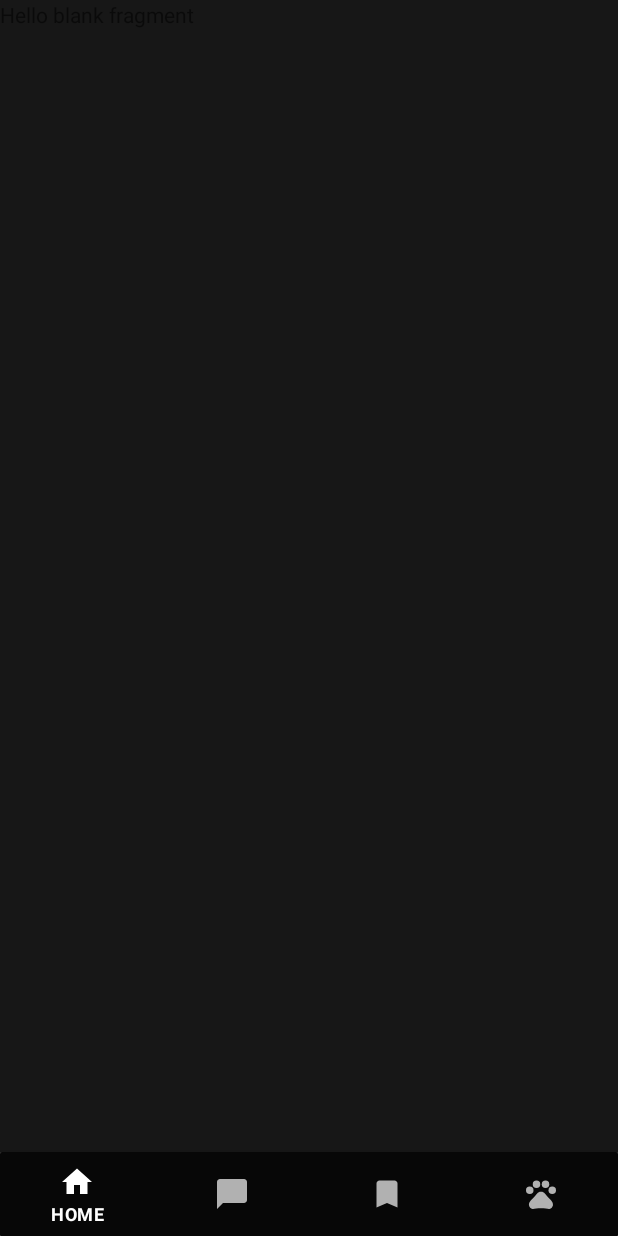
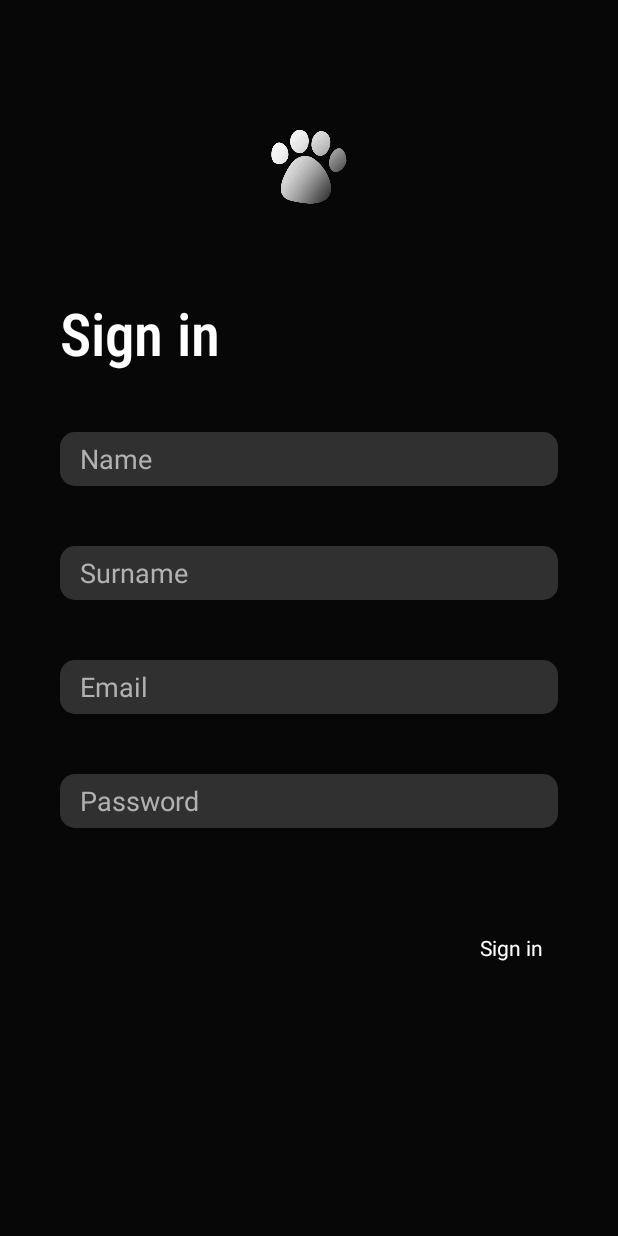
Before and after one commit to MuhammetEmirErkut/PetNet, an Android app: the screen it shows after launch (MainActivity), on a phone screen of 412 x 824 dp. Run offline under Robolectric (Android 15) with nearby library versions, the light colour scheme and no system bars; our stand-ins replace Firebase (no records; nobody signed in at launch, a user with empty details on screens opened directly).

Commit message:
Login, Signin screen added (Firestore bug)

```diff
--- /dev/null
+++ b/app/src/main/java/com/muham/petv01/Accounts/FragmentAccountAdapter.kt
@@ -0,0 +1,22 @@
+package com.muham.petv01.Accounts
+
+import androidx.fragment.app.Fragment
+import androidx.fragment.app.FragmentManager
+import androidx.lifecycle.Lifecycle
+import androidx.viewpager2.adapter.FragmentStateAdapter
+
+class FragmentAccountAdapter (
+    fragmentManager: FragmentManager,
+    lifecycle: Lifecycle
+) : FragmentStateAdapter(fragmentManager, lifecycle){
+    override fun getItemCount(): Int {
+        return 2
+    }
+
+    override fun createFragment(position: Int): Fragment {
+        return if (position == 0)
+            SigninFragment()
+        else
+            LoginFragment()
+    }
+}
--- /dev/null
+++ b/app/src/main/java/com/muham/petv01/Accounts/SigninFragment.kt
@@ -0,0 +1,132 @@
+package com.muham.petv01.Accounts
+
+import android.content.Intent
+import android.os.Bundle
+import android.util.Log
+import androidx.fragment.app.Fragment
+import android.view.LayoutInflater
+import android.view.View
+import android.view.ViewGroup
+import android.widget.Button
+import android.widget.EditText
+import android.widget.TextView
+import androidx.viewpager2.widget.ViewPager2
+import com.google.firebase.FirebaseApp
+import com.google.firebase.auth.FirebaseAuth
+import com.google.firebase.firestore.ktx.firestore
+import com.google.firebase.ktx.Firebase
+import com.muham.petv01.MainActivity
+import com.muham.petv01.R
+
+// TODO: Rename parameter arguments, choose names that match
+// the fragment initialization parameters, e.g. ARG_ITEM_NUMBER
+private const val ARG_PARAM1 = "param1"
+private const val ARG_PARAM2 = "param2"
+
+/**
+ * A simple [Fragment] subclass.
+ * Use the [SigninFragment.newInstance] factory method to
+ * create an instance of this fragment.
+ */
+class SigninFragment : Fragment() {
+    // TODO: Rename and change types of parameters
+    private var param1: String? = null
+    private var param2: String? = null
+
+    private lateinit var nameEditText: EditText
+    private lateinit var surnameEditText: EditText
+    private lateinit var emailEditText: EditText
+    private lateinit var passwordEditText: EditText
+
+    private lateinit var auth: FirebaseAuth
+
+    private val TAG = "SigninFragment"
+
+    override fun onCreate(savedInstanceState: Bundle?) {
+        super.onCreate(savedInstanceState)
+        arguments?.let {
+            param1 = it.getString(ARG_PARAM1)
+            param2 = it.getString(ARG_PARAM2)
+        }
+    }
+
+    override fun onCreateView(
+        inflater: LayoutInflater, container: ViewGroup?,
+        savedInstanceState: Bundle?
+    ): View? {
+        val view = inflater.inflate(R.layout.fragment_signin, container, false)
+
+
+        nameEditText = view.findViewById(R.id.signinNameEditText)
+        surnameEditText = view.findViewById(R.id.signinSurnameEditText)
+        emailEditText = view.findViewById(R.id.signinEmailEditText)
+        passwordEditText = view.findViewById(R.id.signinPasswordEditText)
+
+        val signin = view.findViewById<TextView>(R.id.signinToLoginTextView)
+        signin.setOnClickListener {
+            val name = nameEditText.text.toString()
+            val surname = surnameEditText.text.toString()
+            val email = emailEditText.text.toString()
+            val password = passwordEditText.text.toString()
+
+            // Firebase Authentication işlemleri
+            auth = FirebaseAuth.getInstance()
+
+            auth.createUserWithEmailAndPassword(email, password)
+                .addOnCompleteListener { task ->
+                    if (task.isSuccessful) {
+                        Log.d(TAG, "createUserWithEmail:success")
+                        val user = auth.currentUser
+
+                        // Firestore veri ekleme
+                        val db = Firebase.firestore
+                        val person = hashMapOf(
+                            "firstName" to name,
+                            "lastName" to surname,
+                            "email" to email,
+                            "password" to password
+                        )
+
+                        db.collection("Persons")
+                            .add(person)
+                            .addOnSuccessListener { documentReference ->
+                                Log.d(TAG, "DocumentSnapshot added with ID: ${documentReference.id}")
+
+                                val intent = Intent(requireContext(), MainActivity::class.java)
+                                startActivity(intent)
+                            }
+                            .addOnFailureListener { e ->
+                                Log.w(TAG, "Error adding document", e)
+                            }
+                    } else {
+                        Log.w(TAG, "createUserWithEmail:failure", task.exception)
+                    }
+                }
+            val viewPager = activity?.findViewById<ViewPager2>(R.id.signinViewPager)
+            viewPager?.currentItem = 1
+        }
+
+        return view
+    }
+
+
+    companion object {
+        /**
+         * Use this factory method to create a new instance of
+         * this fragment using the provided parameters.
+         *
+         * @param param1 Parameter 1.
+         * @param param2 Parameter 2.
+         * @return A new instance of fragment SigninFragment.
+         */
+        // TODO: Rename and change types and number of parameters
+        @JvmStatic
+        fun newInstance(param1: String, param2: String) =
+            SigninFragment().apply {
+                arguments = Bundle().apply {
+                    putString(ARG_PARAM1, param1)
+                    putString(ARG_PARAM2, param2)
+                }
+            }
+    }
+}
--- /dev/null
+++ b/app/src/main/java/com/muham/petv01/Inheritance/ItemForPost.kt
@@ -0,0 +1,4 @@
+package com.muham.petv01.Inheritance
+
+data class ItemForPost (val userPhoto: String, val userName: String, val time: String, val title: String, val content: String){
+}
--- a/app/src/main/java/com/muham/petv01/MainActivity.kt
+++ b/app/src/main/java/com/muham/petv01/MainActivity.kt
@@ -4,6 +4,8 @@ import androidx.appcompat.app.AppCompatActivity
 import android.os.Bundle
 import androidx.viewpager2.widget.ViewPager2
 import com.google.android.material.bottomnavigation.BottomNavigationView
+import com.google.firebase.auth.FirebaseAuth
+import com.muham.petv01.Accounts.FragmentAccountAdapter
 import com.muham.petv01.Adapters.FragmentPageAdapter
 
 class MainActivity : AppCompatActivity() {
@@ -14,10 +16,32 @@ class MainActivity : AppCompatActivity() {
     private lateinit var mainViewPager2: ViewPager2
     private lateinit var fragmentPageAdapter: FragmentPageAdapter
 
+    private lateinit var signinViewPager2 : ViewPager2
+    private lateinit var signinadapter : FragmentAccountAdapter
+
+    private lateinit var auth: FirebaseAuth
+
 
     override fun onCreate(savedInstanceState: Bundle?) {
         super.onCreate(savedInstanceState)
         setContentView(R.layout.activity_main)
+
+        checkUserLoggedIn()
+    }
+
+    private fun checkUserLoggedIn() {
+
+        auth = FirebaseAuth.getInstance()
+        // Mevcut kullanıcıyı al
+        val currentUser = auth.currentUser
+
+        // Kullanıcı mevcutsa ve oturum açıksa true döndür
+        val isLoggedIn = currentUser != null
+
+        // Sonuçları kontrol et
+        if (isLoggedIn) {
+            setContentView(R.layout.activity_main)
+
 
             bottomNavigationView = findViewById(R.id.mainBottomNav)
             mainViewPager2 = findViewById(R.id.pagerMain)
@@ -46,5 +70,15 @@ class MainActivity : AppCompatActivity() {
                     }
                 }
             })
+        } else {
+            setContentView(R.layout.signin_screen)
+
+            signinViewPager2 = findViewById(R.id.signinViewPager)
+            signinadapter = FragmentAccountAdapter(supportFragmentManager, lifecycle)
+
+            signinViewPager2.adapter = signinadapter
+
         }
     }
+
+}
--- /dev/null
+++ b/app/src/main/res/drawable/accountplaintext_background.xml
@@ -0,0 +1,16 @@
+<?xml version="1.0" encoding="utf-8"?>
+<layer-list xmlns:android="http://schemas.android.com/apk/res/android">
+    <item>
+        <shape android:shape="rectangle">
+            <solid android:color="#6A6A6A"></solid>
+            <corners android:radius="20dp"/>
+        </shape>
+    </item>
+    <item>
+        <shape android:shape="rectangle">
+            <solid android:color="@color/backgroundsoft_color"></solid>
+            <corners android:radius="10dp"></corners>
+        </shape>
+
+    </item>
+</layer-list>
--- /dev/null
+++ b/app/src/main/res/drawable/baseline_west_24.xml
@@ -0,0 +1,5 @@
+<vector android:height="24dp" android:tint="#F5F1F3"
+    android:viewportHeight="24" android:viewportWidth="24"
+    android:width="24dp" xmlns:android="http://schemas.android.com/apk/res/android">
+    <path android:fillColor="@android:color/white" android:pathData="M9,19l1.41,-1.41L5.83,13H22V11H5.83l4.59,-4.59L9,5l-7,7L9,19z"/>
+</vector>
--- /dev/null
+++ b/app/src/main/res/layout/fragment_signin.xml
@@ -0,0 +1,108 @@
+<?xml version="1.0" encoding="utf-8"?>
+<FrameLayout xmlns:android="http://schemas.android.com/apk/res/android"
+    xmlns:tools="http://schemas.android.com/tools"
+    android:layout_width="match_parent"
+    android:layout_height="match_parent"
+    android:background="@color/backgrounddark_color"
+    tools:context=".Accounts.SigninFragment">
+
+    <LinearLayout
+        android:layout_width="match_parent"
+        android:layout_height="match_parent"
+        android:orientation="vertical">
+
+        <ImageView
+            android:id="@+id/SigninUselessImageView"
+            android:layout_width="63dp"
+            android:layout_height="63dp"
+            android:layout_gravity="center"
+            android:layout_marginTop="80dp"
+            android:src="@drawable/logoaccounts" />
+
+        <TextView
+            android:id="@+id/SigninUselessTextView"
+            android:layout_width="wrap_content"
+            android:layout_height="wrap_content"
+            android:layout_marginStart="40dp"
+            android:layout_marginTop="52dp"
+            android:fontFamily="sans-serif-condensed-medium"
+            android:text="Sign in"
+            android:textColor="@color/white"
+            android:textSize="39sp" />
+
+        <EditText
+            android:id="@+id/signinNameEditText"
+            android:layout_width="match_parent"
+            android:layout_height="36dp"
+            android:layout_marginHorizontal="40dp"
+            android:layout_marginTop="40dp"
+            android:background="@drawable/accountplaintext_background"
+            android:ems="10"
+            android:hint="Name"
+            android:inputType="text"
+            android:paddingStart="13dp"
+            android:textColor="@color/bone_white"
+            android:textColorHint="@color/bone_white" />
+
+        <EditText
+            android:id="@+id/signinSurnameEditText"
+            android:layout_width="match_parent"
+            android:layout_height="36dp"
+            android:layout_marginHorizontal="40dp"
+            android:layout_marginTop="40dp"
+            android:background="@drawable/accountplaintext_background"
+            android:ems="10"
+            android:hint="Surname"
+            android:inputType="text"
+            android:paddingStart="13dp"
+            android:textColor="@color/bone_white"
+            android:textColorHint="@color/bone_white" />
+
+        <EditText
+            android:id="@+id/signinEmailEditText"
+            android:layout_width="match_parent"
+            android:layout_height="36dp"
+            android:layout_marginHorizontal="40dp"
+            android:layout_marginTop="40dp"
+            android:background="@drawable/accountplaintext_background"
+            android:ems="10"
+            android:hint="Email"
+            android:inputType="text"
+            android:paddingStart="13dp"
+            android:textColor="@color/bone_white"
+            android:textColorHint="@color/bone_white" />
+
+        <EditText
+            android:id="@+id/signinPasswordEditText"
+            android:layout_width="match_parent"
+            android:layout_height="36dp"
+            android:layout_marginHorizontal="40dp"
+            android:layout_marginTop="40dp"
+            android:background="@drawable/accountplaintext_background"
+            android:ems="10"
+            android:hint="Password"
+            android:inputType="text"
+            android:paddingStart="13dp"
+            android:textColor="@color/bone_white"
+            android:textColorHint="@color/bone_white" />
+
+        <LinearLayout
+            android:layout_width="wrap_content"
+            android:layout_height="wrap_content"
+            android:layout_marginTop="70dp"
+            android:layout_gravity="end"
+            android:orientation="horizontal">
+
+            <TextView
+                android:id="@+id/signinToLoginTextView"
+                android:layout_width="wrap_content"
+                android:layout_height="wrap_content"
+                android:layout_marginEnd="50dp"
+                android:layout_weight="1"
+                android:text="Sign in"
+                android:textColor="@color/white" />
+
+        </LinearLayout>
+
+    </LinearLayout>
+</FrameLayout>
--- /dev/null
+++ b/app/src/main/res/layout/signin_screen.xml
@@ -0,0 +1,16 @@
+<?xml version="1.0" encoding="utf-8"?>
+<androidx.constraintlayout.widget.ConstraintLayout xmlns:android="http://schemas.android.com/apk/res/android"
+    xmlns:app="http://schemas.android.com/apk/res-auto"
+    android:id="@+id/signinConstraintLayout"
+    android:layout_width="match_parent"
+    android:layout_height="match_parent">
+
+    <androidx.viewpager2.widget.ViewPager2
+        android:id="@+id/signinViewPager"
+        android:layout_width="match_parent"
+        android:layout_height="match_parent"
+        app:layout_constraintBottom_toBottomOf="parent"
+        app:layout_constraintEnd_toEndOf="parent"
+        app:layout_constraintStart_toStartOf="parent"
+        app:layout_constraintTop_toTopOf="parent" />
+</androidx.constraintlayout.widget.ConstraintLayout>
```
Also changed, not shown: app/build.gradle.kts (+6 -1 lines), app/src/main/java/com/muham/petv01/Accounts/LoginFragment.kt (added, +105 -0 lines), app/src/main/java/com/muham/petv01/Accounts/Persons.kt (added, +30 -0 lines), app/src/main/java/com/muham/petv01/Adapters/ForumPostRecyclerViewAdapter.kt (added, +48 -0 lines), app/src/main/java/com/muham/petv01/Fragments/ForumFragment.kt (+30 -1 lines), app/src/main/res/layout/forumpost_cell.xml (+19 -18 lines), app/src/main/res/layout/fragment_forum.xml (+11 -2 lines), app/src/main/res/layout/fragment_login.xml (added, +114 -0 lines), app/src/main/res/drawable/logoaccounts.png (added), app/src/main/res/drawable/postadd.png (added), 1 other file. Lines whose indentation alone changed are shown as unchanged.
